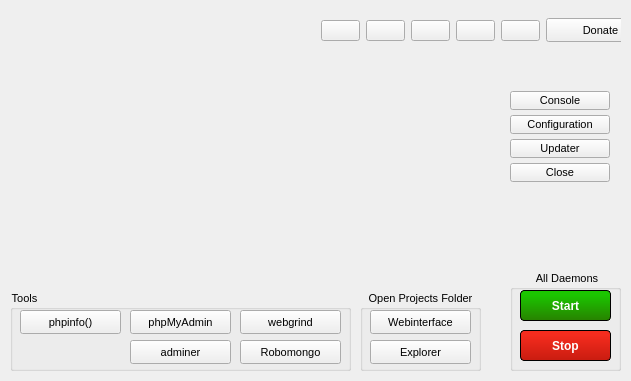
Above: src/mainwindow.ui from WPN-XM/server-control-panel before the change. Below: the same form after it.
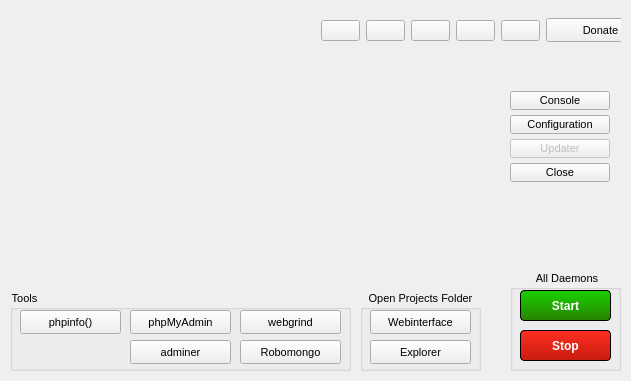
That is the form after the change. Icons and pictures are not drawn.

Commit message: deactivate the updater button, issue https://github.com/WPN-XM/WPN-XM/issues/634

Patch:
```diff
--- a/src/mainwindow.ui
+++ b/src/mainwindow.ui
@@ -477,6 +477,9 @@
       </item>
       <item>
        <widget class="QPushButton" name="pushButton_Updater">
+        <property name="enabled">
+         <bool>false</bool>
+        </property>
         <property name="toolTip">
          <string/>
         </property>
```
